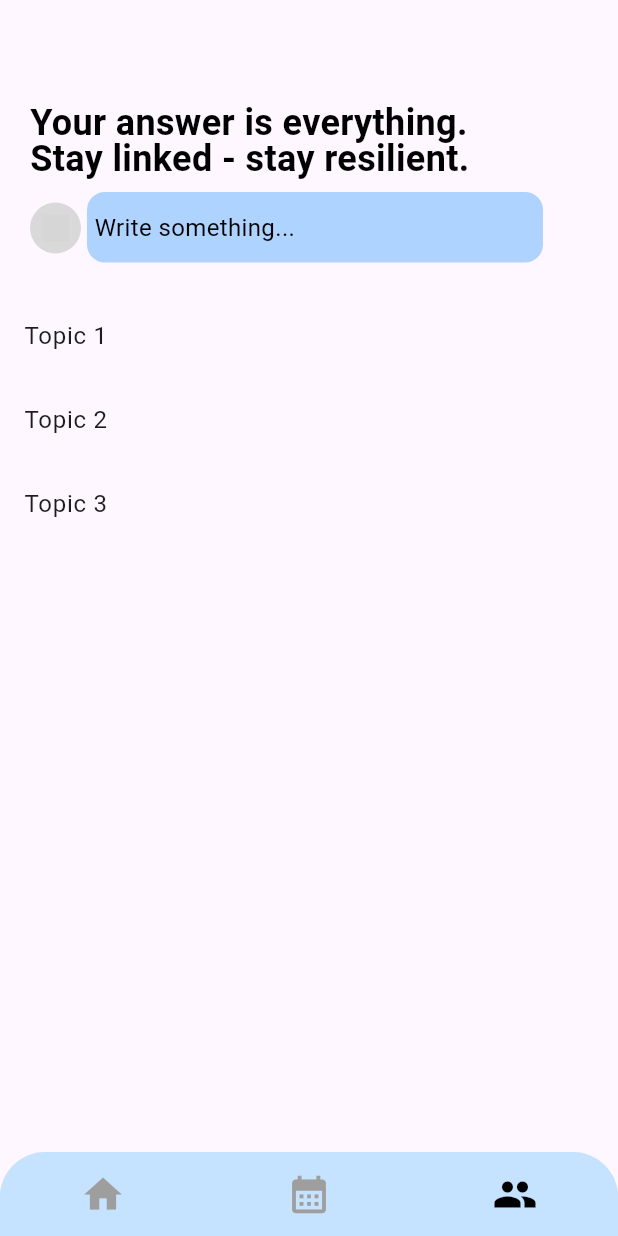
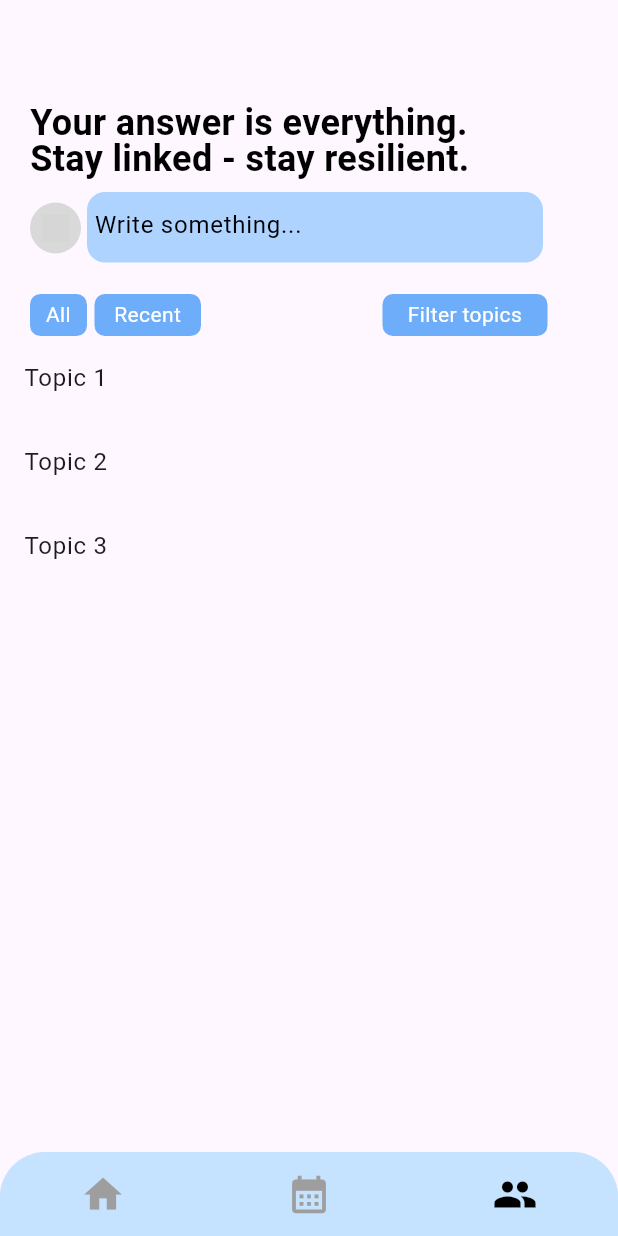
Before and after one commit to indahgithaa/morie, a Flutter app: the screen it shows after launch, item 3 of the bottom bar chosen, on a phone screen of 412 x 824 dp. Run offline on Flutter 3.47's test engine with Material 3 defaults, Android fonts, the phone set to English and light mode, and no system bars; our stand-ins replace flutter_svg; grey boxes are pictures that could not be loaded.

Commit message:
forum: update header

```diff
--- a/lib/pages/forum_page.dart
+++ b/lib/pages/forum_page.dart
@@ -18,8 +18,7 @@ class ForumPage extends StatelessWidget {
   @override
   Widget build(BuildContext context) {
     return Scaffold(
-      body: Expanded(
-        child: Column(
+      body: Column(
         crossAxisAlignment: CrossAxisAlignment.start,
         children: [
           Container(
@@ -36,12 +35,11 @@ class ForumPage extends StatelessWidget {
             ),
           ),
           Container(
-              margin:  EdgeInsets.fromLTRB(20, 10, 15, 21),
-              width:  double.infinity,
-              child:
-              Row(
-                crossAxisAlignment:  CrossAxisAlignment.center,
-                children:  [
+            margin: EdgeInsets.fromLTRB(20, 10, 15, 21),
+            width: double.infinity,
+            child: Row(
+              crossAxisAlignment: CrossAxisAlignment.center,
+              children: [
                 Container(
                   margin: EdgeInsets.fromLTRB(0, 1, 4, 0),
                   width: 34,
@@ -66,14 +64,93 @@ class ForumPage extends StatelessWidget {
                     color: Color(0xffaed3ff),
                     borderRadius: BorderRadius.circular(12),
                   ),
-                    child: Text(
-                      'Write something...',
-                      style: TextStyle(
+                  child: TextField(
+                    textAlignVertical: TextAlignVertical.center,
+                    decoration: InputDecoration(
+                      hintText: 'Write something...',
+                      hintStyle: TextStyle(
                         fontFamily: 'Roboto',
                         fontSize: 16,
                         fontWeight: FontWeight.w400,
                         height: 1.4375,
                         color: Color(0xff000000),
+                      ),
+                      contentPadding: EdgeInsets.symmetric(vertical: 7.5),
+                      border: InputBorder.none,
+                    ),
+                  ),
+                ),
+              ],
+            ),
+          ),
+          Container(
+            margin: EdgeInsets.fromLTRB(20, 0, 14.5, 0),
+            height: 28,
+            child: Row(
+              crossAxisAlignment: CrossAxisAlignment.center,
+              children: [
+                Container(
+                  margin: EdgeInsets.fromLTRB(0, 0, 5, 0),
+                  width: 38,
+                  height: double.infinity,
+                  decoration: BoxDecoration(
+                    color: Color(0xff6dadf9),
+                    borderRadius: BorderRadius.circular(7),
+                  ),
+                  child: Center(
+                    child: Text(
+                      'All',
+                      textAlign: TextAlign.center,
+                      style: TextStyle(
+                        fontFamily: 'Roboto',
+                        fontSize: 14,
+                        fontWeight: FontWeight.w400,
+                        height: 1.6428571429,
+                        color: Color(0xffffffff),
+                      ),
+                    ),
+                  ),
+                ),
+                Container(
+                  margin: EdgeInsets.fromLTRB(0, 0, 121, 0),
+                  width: 71,
+                  height: double.infinity,
+                  decoration: BoxDecoration(
+                    color: Color(0xff6dadf9),
+                    borderRadius: BorderRadius.circular(7),
+                  ),
+                  child: Center(
+                    child: Text(
+                      'Recent',
+                      textAlign: TextAlign.center,
+                      style: TextStyle(
+                        fontFamily: 'Roboto',
+                        fontSize: 14,
+                        fontWeight: FontWeight.w400,
+                        height: 1.6428571429,
+                        color: Color(0xffffffff),
+                      ),
+                    ),
+                  ),
+                ),
+                Container(
+                  width: 110,
+                  height: double.infinity,
+                  decoration: BoxDecoration(
+                    color: Color(0xff6dadf9),
+                    borderRadius: BorderRadius.circular(7),
+                  ),
+                  child: Center(
+                    child: Text(
+                      'Filter topics',
+                      textAlign: TextAlign.center,
+                      style: TextStyle(
+                        fontFamily: 'Roboto',
+                        fontSize: 14,
+                        fontWeight: FontWeight.w400,
+                        height: 1.6428571429,
+                        color: Color(0xffffffff),
+                      ),
                     ),
                   ),
                 ),
@@ -90,8 +167,7 @@ class ForumPage extends StatelessWidget {
                     Navigator.push(
                       context,
                       MaterialPageRoute(
-                          builder: (context) =>
-                              TopicDetailsPage(topic: topics[index]),
+                        builder: (context) => TopicDetailsPage(topic: topics[index]),
                       ),
                     );
                   },
@@ -100,7 +176,6 @@ class ForumPage extends StatelessWidget {
             ),
           ),
         ],
-        ),
       ),
     );
   }
```
Lines whose indentation alone changed are shown as unchanged.
